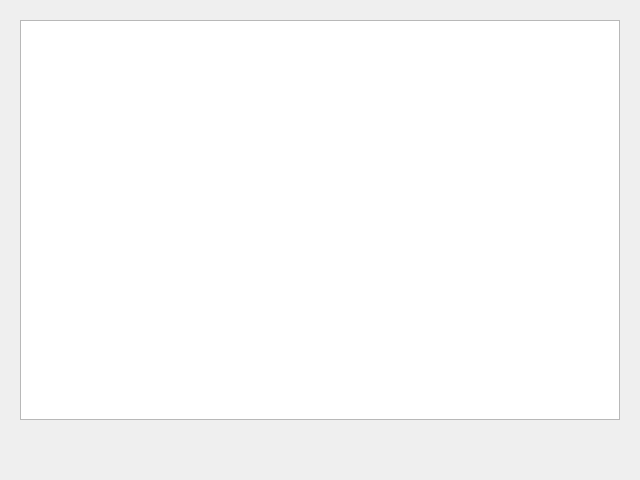
First picture: the form in main.ui, repository PavlenkoDaniil/Zadanie4_5, before the edit.
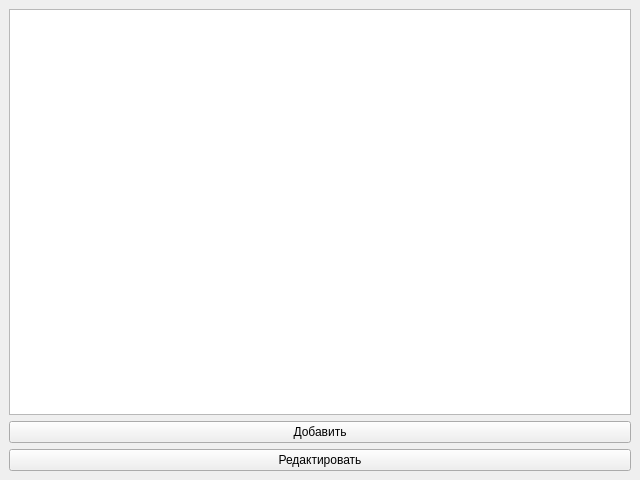
Second picture: the form after the edit.

Patch:
```diff
--- a/main.ui
+++ b/main.ui
@@ -13,15 +13,26 @@
   <property name="windowTitle">
    <string>Информация о кофе</string>
   </property>
-  <widget class="QTableWidget" name="tableWidget">
-   <property name="geometry">
-    <rect>
-     <x>20</x>
-     <y>20</y>
-     <width>600</width>
-     <height>400</height>
-    </rect>
-   </property>
+  <widget class="QWidget" name="centralwidget">
+   <layout class="QVBoxLayout" name="verticalLayout">
+    <item>
+     <widget class="QTableWidget" name="tableWidget"/>
+    </item>
+    <item>
+     <widget class="QPushButton" name="addButton">
+      <property name="text">
+       <string>Добавить</string>
+      </property>
+     </widget>
+    </item>
+    <item>
+     <widget class="QPushButton" name="editButton">
+      <property name="text">
+       <string>Редактировать</string>
+      </property>
+     </widget>
+    </item>
+   </layout>
   </widget>
  </widget>
  <resources/>
```
